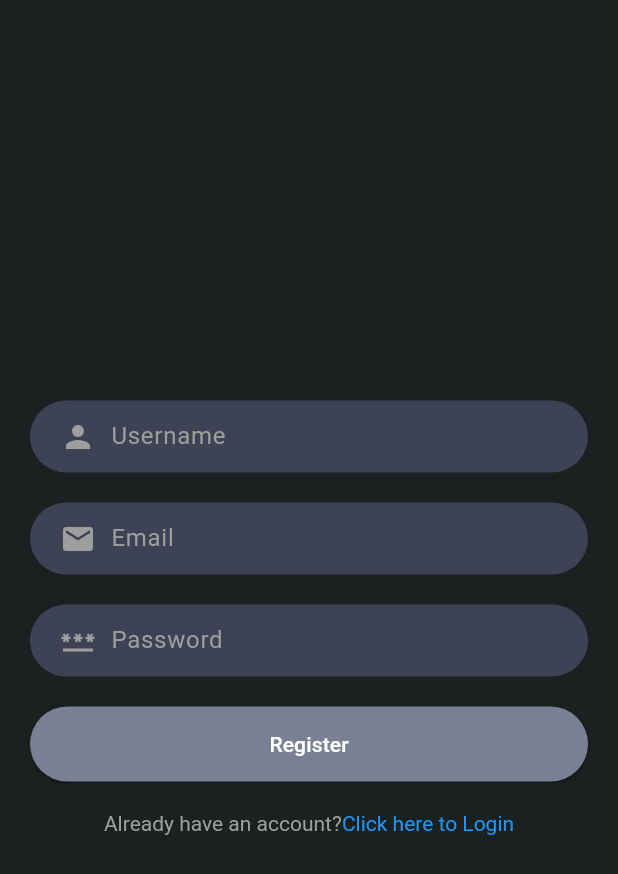
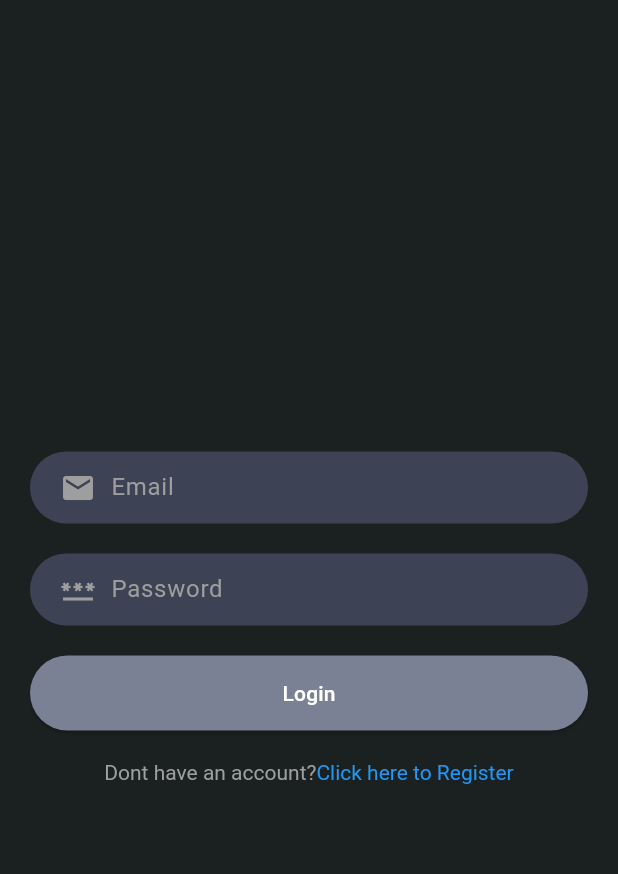
Before and after one commit to amalpradeep271/chat_app, a Flutter app: the screen it shows after launch, on a phone screen of 412 x 824 dp. Shown: the top 874 px of the screen. Run offline on Flutter 3.47's test engine with Material 3 defaults, Android fonts, the phone set to English and light mode, and no system bars; our stand-ins replace flutter_bloc, flutter_secure_storage, google_fonts.

Commit message:
adde features to login and registration page api calls

```diff
--- a/lib/core/theme.dart
+++ b/lib/core/theme.dart
@@ -1,4 +1,5 @@
 import 'package:flutter/material.dart';
+// ignore: depend_on_referenced_packages
 import 'package:google_fonts/google_fonts.dart';
 
 class FontSizes {
--- a/lib/feature/auth/domain/entities/user_entity.dart
+++ b/lib/feature/auth/domain/entities/user_entity.dart
@@ -1,7 +1,14 @@
+// ignore_for_file: public_member_api_docs, sort_constructors_first
 class UserEntity {
   final String id;
   final String email;
   final String username;
+  final String token;
 
-  UserEntity({required this.id, required this.email, required this.username});
+  UserEntity({
+    required this.id,
+    required this.email,
+    required this.username,
+    this.token = '',
+  });
 }
--- /dev/null
+++ b/lib/feature/auth/presentation/bloc/auth_bloc.dart
@@ -0,0 +1,48 @@
+import 'dart:developer';
+
+import 'package:chat_app/feature/auth/domain/usecase/login_usecase.dart';
+import 'package:chat_app/feature/auth/domain/usecase/register_usecase.dart';
+import 'package:chat_app/feature/auth/presentation/bloc/auth_event.dart';
+import 'package:chat_app/feature/auth/presentation/bloc/auth_state.dart';
+// ignore: depend_on_referenced_packages
+import 'package:flutter_bloc/flutter_bloc.dart';
+// ignore: depend_on_referenced_packages
+import 'package:flutter_secure_storage/flutter_secure_storage.dart';
+
+class AuthBloc extends Bloc<AuthEvent, AuthState> {
+  final RegisterUsecase registerUsecase;
+  final LoginUsecase loginUsecase;
+  final _storage = FlutterSecureStorage();
+  AuthBloc({required this.registerUsecase, required this.loginUsecase})
+    : super(AuthInitial()) {
+    on<RegisterEvent>(_onRegister);
+    on<LoginEvent>(_onLogin);
+  }
+
+  Future<void> _onRegister(RegisterEvent event, Emitter<AuthState> emit) async {
+    emit(AuthLoading());
+    try {
+      final user = await registerUsecase.call(
+        event.username,
+        event.email,
+        event.password,
+      );
+      emit(AuthSuccess(message: "Registration successfull"));
+    } catch (e) {
+      log(e.toString());
+      emit(AuthFailure(error: "Registration Failed"));
+    }
+  }
+
+  Future<void> _onLogin(LoginEvent event, Emitter<AuthState> emit) async {
+    emit(AuthLoading());
+    try {
+      final user = await loginUsecase.call(event.email, event.password);
+      await _storage.write(key: 'token', value: user.token);
+      print('token:${user.token}');
+      emit(AuthSuccess(message: "Login successfull"));
+    } catch (e) {
+      emit(AuthFailure(error: "Login Failed"));
+    }
+  }
+}
--- /dev/null
+++ b/lib/feature/auth/presentation/bloc/auth_event.dart
@@ -0,0 +1,20 @@
+abstract class AuthEvent {}
+
+class RegisterEvent extends AuthEvent {
+  final String username;
+  final String email;
+  final String password;
+
+  RegisterEvent({
+    required this.username,
+    required this.email,
+    required this.password,
+  });
+}
+
+class LoginEvent extends AuthEvent {
+  final String email;
+  final String password;
+
+  LoginEvent({required this.email, required this.password});
+}
--- /dev/null
+++ b/lib/feature/auth/presentation/bloc/auth_state.dart
@@ -0,0 +1,17 @@
+abstract class AuthState {}
+
+class AuthInitial extends AuthState {}
+
+class AuthLoading extends AuthState {}
+
+class AuthSuccess extends AuthState {
+  final String message;
+
+  AuthSuccess({required this.message});
+}
+
+class AuthFailure extends AuthState {
+  final String error;
+
+  AuthFailure({required this.error});
+}
--- /dev/null
+++ b/lib/feature/auth/presentation/pages/login_page.dart
@@ -0,0 +1,89 @@
+import 'package:chat_app/feature/auth/presentation/bloc/auth_bloc.dart';
+import 'package:chat_app/feature/auth/presentation/bloc/auth_event.dart';
+import 'package:chat_app/feature/auth/presentation/bloc/auth_state.dart';
+import 'package:chat_app/feature/auth/presentation/widgets/auth_button.dart';
+import 'package:chat_app/feature/auth/presentation/widgets/auth_input_fields.dart';
+import 'package:chat_app/feature/auth/presentation/widgets/auth_prompt.dart';
+import 'package:flutter/material.dart';
+// ignore: depend_on_referenced_packages
+import 'package:flutter_bloc/flutter_bloc.dart';
+
+class LoginPage extends StatefulWidget {
+  const LoginPage({super.key});
+
+  @override
+  State<LoginPage> createState() => _LoginPageState();
+}
+
+class _LoginPageState extends State<LoginPage> {
+  final TextEditingController _emailController = TextEditingController();
+  final TextEditingController _passwordController = TextEditingController();
+  @override
+  void dispose() {
+    _emailController.dispose();
+    _passwordController.dispose();
+    super.dispose();
+  }
+
+  void _onLogin() {
+    BlocProvider.of<AuthBloc>(context).add(
+      LoginEvent(
+        email: _emailController.text,
+        password: _passwordController.text,
+      ),
+    );
+  }
+
+  @override
+  Widget build(BuildContext context) {
+    return Scaffold(
+      body: Center(
+        child: Padding(
+          padding: const EdgeInsets.all(20),
+          child: Column(
+            spacing: 20,
+            mainAxisAlignment: MainAxisAlignment.center,
+            crossAxisAlignment: CrossAxisAlignment.stretch,
+
+            children: [
+              AuthInputFields(
+                icon: Icons.email,
+                hintText: 'Email',
+                controller: _emailController,
+              ),
+              AuthInputFields(
+                icon: Icons.password,
+                hintText: 'Password',
+                controller: _passwordController,
+                isPassword: true,
+              ),
+              BlocConsumer<AuthBloc, AuthState>(
+                builder: (context, state) {
+                  if (state is AuthLoading) {
+                    return Center(child: CircularProgressIndicator());
+                  }
+                  return  AuthButton(text: 'Login', onTap: _onLogin);
+                },
+                listener: (context, state) {
+                  if (state is AuthSuccess) {
+                    Navigator.pushNamed(context, '/chatpage');
+                  } else if (state is AuthFailure) {
+                    ScaffoldMessenger.of(
+                      context,
+                    ).showSnackBar(SnackBar(content: Text(state.error)));
+                  }
+                },
+              ),
+
+              AuthPrompt(
+                text1: "Dont have an account?",
+                text2: "Click here to Register",
+                onTap: () {},
+              ),
+            ],
+          ),
+        ),
+      ),
+    );
+  }
+}
--- a/lib/feature/auth/presentation/widgets/auth_input_fields.dart
+++ b/lib/feature/auth/presentation/widgets/auth_input_fields.dart
@@ -14,7 +14,7 @@ class AuthInputFields extends StatelessWidget {
     required this.icon,
     required this.hintText,
     required this.controller,
-    required this.isPassword,
+    this.isPassword = false,
   });
 
   @override
--- a/lib/main.dart
+++ b/lib/main.dart
@@ -1,23 +1,54 @@
+// ignore_for_file: public_member_api_docs, sort_constructors_first
 import 'package:chat_app/chat_page.dart';
+import 'package:chat_app/feature/auth/data/datasource/auth_remote_datasource.dart';
+import 'package:flutter/material.dart';
+// ignore: depend_on_referenced_packages
+import 'package:flutter_bloc/flutter_bloc.dart';
+
 import 'package:chat_app/core/theme.dart';
-import 'package:chat_app/message_page.dart';
-import 'package:chat_app/registration_page.dart';
-import 'package:flutter/material.dart';
+import 'package:chat_app/feature/auth/data/repositories/auth_repository_impl.dart';
+import 'package:chat_app/feature/auth/domain/usecase/login_usecase.dart';
+import 'package:chat_app/feature/auth/domain/usecase/register_usecase.dart';
+import 'package:chat_app/feature/auth/presentation/bloc/auth_bloc.dart';
+import 'package:chat_app/feature/auth/presentation/pages/login_page.dart';
+import 'package:chat_app/feature/auth/presentation/pages/registration_page.dart';
 
 void main() {
-  runApp(const MyApp());
+  final authRepository = AuthRepositoryImpl(
+    authRemoteDatasource: AuthRemoteDatasource(),
+  );
+  runApp(MyApp(authRepositoryImpl: authRepository));
 }
 
 class MyApp extends StatelessWidget {
-  const MyApp({super.key});
+  final AuthRepositoryImpl authRepositoryImpl;
+  const MyApp({super.key, required this.authRepositoryImpl});
 
   @override
   Widget build(BuildContext context) {
-    return MaterialApp(
-      debugShowCheckedModeBanner: false,
-      title: 'Flutter Demo',
-      theme: AppTheme.darkTheme,
-      home: RegistrationPage(),
+    return MultiBlocProvider(
+      providers: [
+        BlocProvider(
+          create:
+              (_) => AuthBloc(
+                registerUsecase: RegisterUsecase(
+                  repository: authRepositoryImpl,
+                ),
+                loginUsecase: LoginUsecase(repository: authRepositoryImpl),
+              ),
+        ),
+      ],
+      child: MaterialApp(
+        debugShowCheckedModeBanner: false,
+        title: 'Chat App',
+        theme: AppTheme.darkTheme,
+        home: LoginPage(),
+        routes: {
+          '/login': (_) => LoginPage(),
+          '/register': (_) => RegistrationPage(),
+          '/chatpage': (_) => ChatPage(),
+        },
+      ),
     );
   }
 }
--- a/lib/registration_page.dart
+++ /dev/null
@@ -1,104 +0,0 @@
-import 'package:chat_app/core/theme.dart';
-import 'package:flutter/material.dart';
-
-class RegistrationPage extends StatefulWidget {
-  const RegistrationPage({super.key});
-
-  @override
-  State<RegistrationPage> createState() => _RegistrationPageState();
-}
-
-class _RegistrationPageState extends State<RegistrationPage> {
-  final TextEditingController _usernameController = TextEditingController();
-  final TextEditingController _emailController = TextEditingController();
-  final TextEditingController _passwordController = TextEditingController();
-
-  @override
-  Widget build(BuildContext context) {
-    return Scaffold(
-      body: Center(
-        child: Padding(
-          padding: const EdgeInsets.all(20),
-          child: Column(
-            spacing: 20,
-            mainAxisAlignment: MainAxisAlignment.center,
-            crossAxisAlignment: CrossAxisAlignment.stretch,
-
-            children: [
-              _buildTextInput('Username', Icons.person, _usernameController),
-              _buildTextInput('Email', Icons.email, _emailController),
-              _buildTextInput('Password', Icons.password, _passwordController),
-              _buildRegistrationButton(),
-              _buildLoginPrompt(),
-            ],
-          ),
-        ),
-      ),
-    );
-  }
-
-  Widget _buildTextInput(
-    String hintText,
-    IconData icon,
-    TextEditingController controller, {
-    bool isPassword = false,
-  }) {
-    return Container(
-      decoration: BoxDecoration(
-        color: DefaultColors.sendMessageInput,
-        borderRadius: BorderRadius.circular(25),
-      ),
-      padding: EdgeInsets.symmetric(horizontal: 20),
-      child: Row(
-        children: [
-          Icon(icon, color: Colors.grey),
-          SizedBox(width: 10),
-          Expanded(
-            child: TextField(
-              controller: controller,
-              obscureText: isPassword,
-              decoration: InputDecoration(
-                hintText: hintText,
-                hintStyle: TextStyle(color: Colors.grey),
-                border: InputBorder.none,
-              ),
-              style: TextStyle(color: Colors.white),
-            ),
-          ),
-        ],
-      ),
-    );
-  }
-
-  Widget _buildRegistrationButton() {
-    return ElevatedButton(
-      style: ElevatedButton.styleFrom(
-        backgroundColor: DefaultColors.buttonColor,
-        shape: RoundedRectangleBorder(borderRadius: BorderRadius.circular(25)),
-        padding: EdgeInsets.symmetric(vertical: 15),
-      ),
-      onPressed: () {},
-      child: Text('Register', style: TextStyle(color: Colors.white)),
-    );
-  }
-
-  Widget _buildLoginPrompt() {
-    return Center(
-      child: GestureDetector(
-        onTap: () {},
-        child: RichText(
-          text: TextSpan(
-            text: "Already have an account?",
-            style: TextStyle(color: Colors.grey),
-            children: [
-              TextSpan(
-                text: "Click here to Login",
-                style: TextStyle(color: Colors.blue),
-              ),
-            ],
-          ),
-        ),
-      ),
-    );
-  }
-}
```
Also changed, not shown: lib/feature/auth/data/datasource/auth_remote_datasource.dart (+6 -4 lines), lib/feature/auth/data/models/user_model.dart (+7 -1 lines), lib/feature/auth/presentation/pages/registration_page.dart (added, +98 -0 lines), lib/login_page.dart (deleted, +0 -102 lines), 1 other file.
